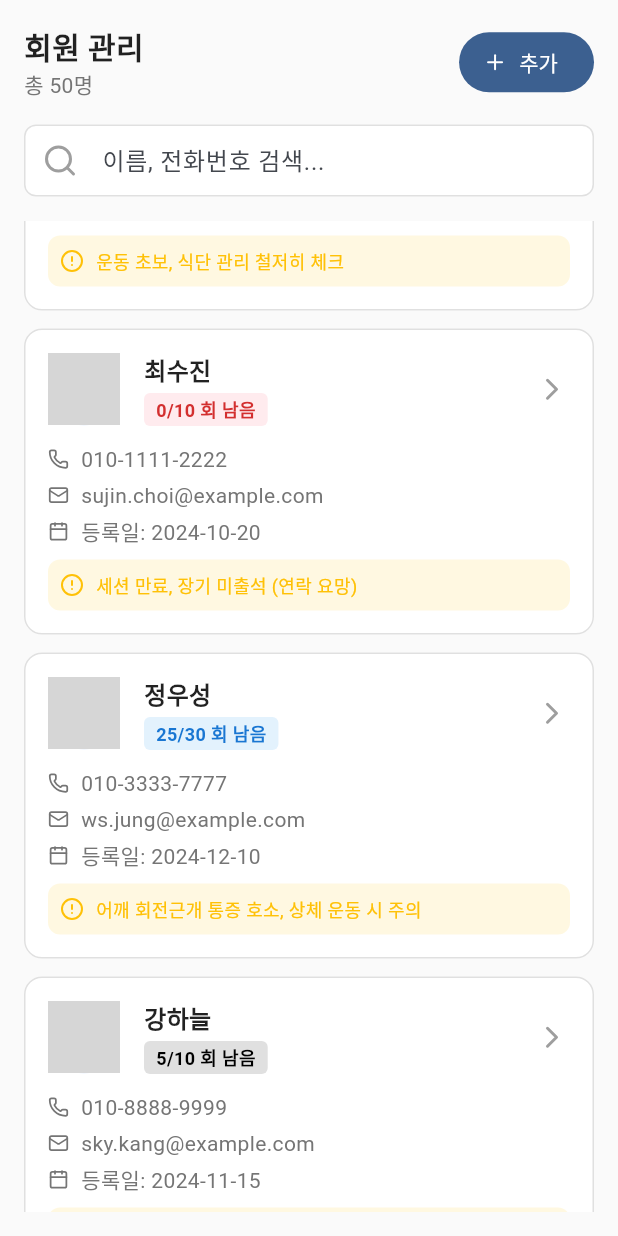
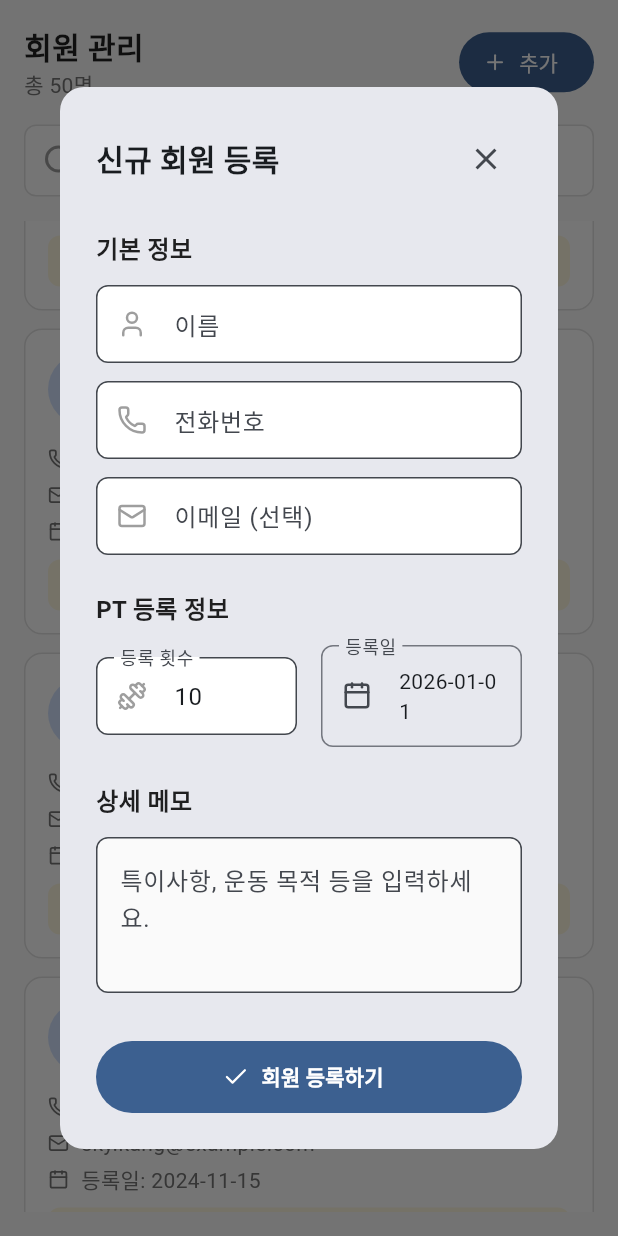
Before and after one commit to shkch02/ptlog, a Flutter app: the MemberListScreen widget shown alone on an empty page, opened directly, scrolled down 576 dp, after a tap on "추가", on a phone screen of 412 x 824 dp. Run offline on Flutter 3.47's test engine with Material 3 defaults, Android fonts, the phone set to English and light mode, and no system bars; our stand-ins replace flutter_riverpod, lucide_icons, table_calendar; network calls fail; Roboto replaces fonts that are missing (Pretendard); grey boxes are pictures that could not be loaded.

Commit message:
회원추가 기능 추가

```diff
--- a/lib/repositories/member_repository.dart
+++ b/lib/repositories/member_repository.dart
@@ -19,7 +19,7 @@ class MemberRepository {
     return mockMembers.where((m) => m.remainingSessions <= 3).toList();
   }
 
-  // [추가] 특정 회원의 결제 내역 가져오기
+  //  특정 회원의 결제 내역 가져오기
   Future<List<PaymentLog>> getPaymentHistory(String memberId) async {
     await Future.delayed(const Duration(milliseconds: 300));
     // mockPaymentLogs는 mock_data.dart에 있다고 가정
@@ -42,4 +42,10 @@ class MemberRepository {
       ref.invalidate(renewalMembersProvider);
     }
   }
+
+  //회원 추가 메서드
+  Future<void> addMember(Member member) async {
+    await Future.delayed(const Duration(milliseconds: 500)); // 저장하는 척 딜레이
+    mockMembers.add(member); // 실제 목업 리스트에 추가
+  }
 }
--- a/lib/screens/member_list_screen.dart
+++ b/lib/screens/member_list_screen.dart
@@ -4,8 +4,11 @@ import 'package:lucide_icons/lucide_icons.dart';
 import 'package:ptlog/constants/app_colors.dart';
 import 'package:ptlog/constants/app_text_styles.dart';
 import 'package:ptlog/providers/home_providers.dart';
+import 'package:ptlog/providers/repository_providers.dart';
 import '../models/index.dart';
+import '../repositories/member_repository.dart';
 import '../widgets/member_detail_dialog.dart';
+import '../widgets/member_add_dialog.dart';
 
 class MemberListScreen extends ConsumerStatefulWidget {
   const MemberListScreen({super.key});
@@ -22,6 +25,30 @@ class _MemberListScreenState extends ConsumerState<MemberListScreen> {
       context: context,
       builder: (context) => MemberDetailDialog(member: member),
     );
+  }
+
+  //회원추가창 다이얼로그 호출 함수
+  void _showAddMemberDialog() async {
+    final Member? newMember = await showDialog<Member>(
+      context: context,
+      builder: (context) => const MemberAddDialog(),
+    );
+
+    if (newMember != null) {
+      // 1. 리포지토리를 통해 멤버 추가 (비동기)
+      // repositoryProviders.dart에 정의된 memberRepositoryProvider를 사용합니다.
+      await ref.read(memberRepositoryProvider).addMember(newMember);
+
+      // 2. 리스트 새로고침 (Riverpod가 다시 로딩 -> 데이터 표시)
+      // invalidate를 사용하면 해당 프로바이더를 초기화하여 다시 읽어오게 합니다.
+      ref.invalidate(allMembersProvider);
+
+      if (mounted) {
+        ScaffoldMessenger.of(context).showSnackBar(
+          SnackBar(content: Text('${newMember.name} 회원님이 등록되었습니다.')),
+        );
+      }
+    }
   }
 
   @override
@@ -55,9 +82,7 @@ class _MemberListScreenState extends ConsumerState<MemberListScreen> {
                     ],
                   ),
                   FilledButton.icon(
-                    onPressed: () {
-                      // TODO: 회원 추가 다이얼로그
-                    },
+                    onPressed: _showAddMemberDialog,
                     icon: const Icon(LucideIcons.plus, size: 16),
                     label: const Text('추가'),
                   ),
--- /dev/null
+++ b/lib/widgets/member_add_dialog.dart
@@ -0,0 +1,215 @@
+import 'package:flutter/material.dart';
+import 'package:lucide_icons/lucide_icons.dart';
+import 'package:intl/intl.dart';
+//import 'package:uuid/uuid.dart'; // 고유 ID 생성을 위해 필요 (pubspec.yaml에 uuid 추가 권장, 없으면 임시 로직 사용)
+import '../models/index.dart';
+
+class MemberAddDialog extends StatefulWidget {
+  const MemberAddDialog({super.key});
+
+  @override
+  State<MemberAddDialog> createState() => _MemberAddDialogState();
+}
+
+class _MemberAddDialogState extends State<MemberAddDialog> {
+  final _formKey = GlobalKey<FormState>();
+
+  // 입력 컨트롤러
+  final _nameController = TextEditingController();
+  final _phoneController = TextEditingController();
+  final _emailController = TextEditingController();
+  final _totalSessionController = TextEditingController(text: '10'); // 기본값 10
+  final _notesController = TextEditingController();
+
+  DateTime _registrationDate = DateTime.now();
+
+  @override
+  void dispose() {
+    _nameController.dispose();
+    _phoneController.dispose();
+    _emailController.dispose();
+    _totalSessionController.dispose();
+    _notesController.dispose();
+    super.dispose();
+  }
+
+  // 저장 버튼 클릭 시
+  void _submit() {
+    if (_formKey.currentState!.validate()) {
+      // 새로운 회원 객체 생성
+      final newMember = Member(
+        // 실무에선 uuid 패키지 사용 권장: const Uuid().v4()
+        id: DateTime.now().millisecondsSinceEpoch.toString(),
+        name: _nameController.text,
+        phone: _phoneController.text,
+        email: _emailController.text,
+        remainingSessions: int.parse(_totalSessionController.text), // 초기엔 남은횟수 = 전체횟수
+        totalSessions: int.parse(_totalSessionController.text),
+        registrationDate: DateFormat('yyyy-MM-dd').format(_registrationDate),
+        notes: _notesController.text,
+        profileImage: null, // 초기엔 이미지 없음
+      );
+
+      // 다이얼로그를 닫으면서 생성된 객체 반환
+      Navigator.pop(context, newMember);
+    }
+  }
+
+  @override
+  Widget build(BuildContext context) {
+    return Dialog(
+      shape: RoundedRectangleBorder(borderRadius: BorderRadius.circular(16)),
+      child: Container(
+        width: 400, // 너비 고정 (태블릿 등 고려)
+        padding: const EdgeInsets.all(24),
+        child: SingleChildScrollView(
+          child: Form(
+            key: _formKey,
+            child: Column(
+              mainAxisSize: MainAxisSize.min,
+              crossAxisAlignment: CrossAxisAlignment.start,
+              children: [
+                // 헤더
+                Row(
+                  mainAxisAlignment: MainAxisAlignment.spaceBetween,
+                  children: [
+                    const Text('신규 회원 등록', style: TextStyle(fontSize: 20, fontWeight: FontWeight.bold)),
+                    IconButton(
+                      onPressed: () => Navigator.pop(context),
+                      icon: const Icon(Icons.close),
+                    ),
+                  ],
+                ),
+                const SizedBox(height: 24),
+
+                // 1. 기본 정보 섹션
+                _buildSectionTitle('기본 정보'),
+                _buildTextField(
+                  controller: _nameController,
+                  label: '이름',
+                  icon: LucideIcons.user,
+                  validator: (v) => v!.isEmpty ? '이름을 입력해주세요' : null,
+                ),
+                const SizedBox(height: 12),
+                _buildTextField(
+                  controller: _phoneController,
+                  label: '전화번호',
+                  icon: LucideIcons.phone,
+                  keyboardType: TextInputType.phone,
+                  validator: (v) => v!.isEmpty ? '전화번호를 입력해주세요' : null,
+                ),
+                const SizedBox(height: 12),
+                _buildTextField(
+                  controller: _emailController,
+                  label: '이메일 (선택)',
+                  icon: LucideIcons.mail,
+                  keyboardType: TextInputType.emailAddress,
+                ),
+
+                const SizedBox(height: 24),
+
+                // 2. PT 등록 정보 섹션
+                _buildSectionTitle('PT 등록 정보'),
+                Row(
+                  children: [
+                    Expanded(
+                      child: _buildTextField(
+                        controller: _totalSessionController,
+                        label: '등록 횟수',
+                        icon: LucideIcons.dumbbell,
+                        keyboardType: TextInputType.number,
+                        validator: (v) => v!.isEmpty ? '횟수 입력' : null,
+                      ),
+                    ),
+                    const SizedBox(width: 16),
+                    Expanded(
+                      child: InkWell(
+                        onTap: () async {
+                          final picked = await showDatePicker(
+                            context: context,
+                            initialDate: _registrationDate,
+                            firstDate: DateTime(2020),
+                            lastDate: DateTime(2030),
+                          );
+                          if (picked != null) {
+                            setState(() => _registrationDate = picked);
+                          }
+                        },
+                        child: InputDecorator(
+                          decoration: InputDecoration(
+                            labelText: '등록일',
+                            prefixIcon: const Icon(LucideIcons.calendar, size: 20),
+                            border: OutlineInputBorder(borderRadius: BorderRadius.circular(8)),
+                            contentPadding: const EdgeInsets.symmetric(horizontal: 12, vertical: 14),
+                          ),
+                          child: Text(DateFormat('yyyy-MM-dd').format(_registrationDate)),
+                        ),
+                      ),
+                    ),
+                  ],
+                ),
+
+                const SizedBox(height: 24),
+
+                // 3. 메모 섹션
+                _buildSectionTitle('상세 메모'),
+                TextFormField(
+                  controller: _notesController,
+                  maxLines: 3,
+                  decoration: InputDecoration(
+                    hintText: '특이사항, 운동 목적 등을 입력하세요.',
+                    border: OutlineInputBorder(borderRadius: BorderRadius.circular(8)),
+                    filled: true,
+                    fillColor: Colors.grey[50],
+                  ),
+                ),
+
+                const SizedBox(height: 32),
+
+                // 저장 버튼
+                SizedBox(
+                  width: double.infinity,
+                  height: 48,
+                  child: FilledButton.icon(
+                    onPressed: _submit,
+                    icon: const Icon(LucideIcons.check),
+                    label: const Text('회원 등록하기', style: TextStyle(fontWeight: FontWeight.bold)),
+                  ),
+                ),
+              ],
+            ),
+          ),
+        ),
+      ),
+    );
+  }
+
+  Widget _buildSectionTitle(String title) {
+    return Padding(
+      padding: const EdgeInsets.only(bottom: 12.0),
+      child: Text(title, style: const TextStyle(fontSize: 16, fontWeight: FontWeight.bold, color: Colors.black87)),
+    );
+  }
+
+  Widget _buildTextField({
+    required TextEditingController controller,
+    required String label,
+    required IconData icon,
+    TextInputType? keyboardType,
+    String? Function(String?)? validator,
+  }) {
+    return TextFormField(
+      controller: controller,
+      keyboardType: keyboardType,
+      validator: validator,
+      decoration: InputDecoration(
+        labelText: label,
+        prefixIcon: Icon(icon, size: 20, color: Colors.grey),
+        border: OutlineInputBorder(borderRadius: BorderRadius.circular(8)),
+        contentPadding: const EdgeInsets.symmetric(horizontal: 12, vertical: 14),
+        filled: true,
+        fillColor: Colors.white,
+      ),
+    );
+  }
+}
```
